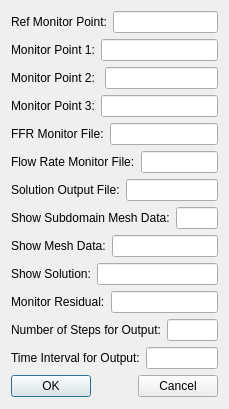
Qt form ArteryTechQtProject/ArteryTechQtProject/QtArteryTechOutputSetupUI.ui (chenfeigen/HBFlowsSrc) before a commit.
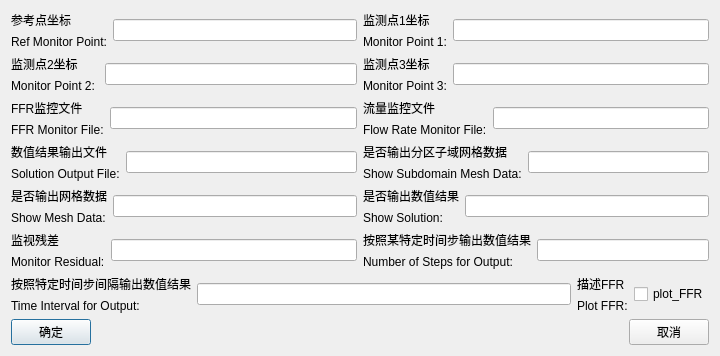
The same form after that commit.

The edit to the form file:
```diff
--- a/ArteryTechQtProject/ArteryTechQtProject/QtArteryTechOutputSetupUI.ui
+++ b/ArteryTechQtProject/ArteryTechQtProject/QtArteryTechOutputSetupUI.ui
@@ -6,25 +6,38 @@
    <rect>
     <x>0</x>
     <y>0</y>
-    <width>229</width>
-    <height>409</height>
+    <width>720</width>
+    <height>339</height>
    </rect>
   </property>
   <property name="windowTitle">
    <string>QtArteryTechOutputSetupUI</string>
   </property>
-  <layout class="QVBoxLayout" name="verticalLayout_2">
+  <layout class="QVBoxLayout" name="verticalLayout_16">
    <item>
-    <layout class="QVBoxLayout" name="verticalLayout">
+    <layout class="QVBoxLayout" name="verticalLayout_15">
+     <item>
+      <layout class="QHBoxLayout" name="horizontalLayout_15">
      <item>
       <layout class="QHBoxLayout" name="horizontalLayout">
        <item>
+          <layout class="QVBoxLayout" name="verticalLayout">
+           <item>
+            <widget class="QLabel" name="label">
+             <property name="text">
+              <string>参考点坐标</string>
+             </property>
+            </widget>
+           </item>
+           <item>
         <widget class="QLabel" name="RefMonitorPointLabel">
          <property name="text">
           <string>Ref Monitor Point:</string>
          </property>
         </widget>
        </item>
+          </layout>
+         </item>
        <item>
         <widget class="QLineEdit" name="RefMonitorPointLineEdit"/>
        </item>
@@ -33,26 +46,52 @@
      <item>
       <layout class="QHBoxLayout" name="horizontalLayout_2">
        <item>
+          <layout class="QVBoxLayout" name="verticalLayout_2">
+           <item>
+            <widget class="QLabel" name="label_2">
+             <property name="text">
+              <string>监测点1坐标</string>
+             </property>
+            </widget>
+           </item>
+           <item>
         <widget class="QLabel" name="MonitorPoint1Label">
          <property name="text">
           <string>Monitor Point 1:</string>
          </property>
         </widget>
        </item>
+          </layout>
+         </item>
        <item>
         <widget class="QLineEdit" name="MonitorPoint1LineEdit"/>
        </item>
       </layout>
      </item>
+      </layout>
+     </item>
+     <item>
+      <layout class="QHBoxLayout" name="horizontalLayout_16">
      <item>
       <layout class="QHBoxLayout" name="horizontalLayout_3">
        <item>
+          <layout class="QVBoxLayout" name="verticalLayout_3">
+           <item>
+            <widget class="QLabel" name="label_3">
+             <property name="text">
+              <string>监测点2坐标</string>
+             </property>
+            </widget>
+           </item>
+           <item>
         <widget class="QLabel" name="MonitorPoint2Label">
          <property name="text">
           <string>Monitor Point 2: </string>
          </property>
         </widget>
        </item>
+          </layout>
+         </item>
        <item>
         <widget class="QLineEdit" name="MonitorPoint2LineEdit"/>
        </item>
@@ -61,26 +100,52 @@
      <item>
       <layout class="QHBoxLayout" name="horizontalLayout_4">
        <item>
+          <layout class="QVBoxLayout" name="verticalLayout_4">
+           <item>
+            <widget class="QLabel" name="label_4">
+             <property name="text">
+              <string>监测点3坐标</string>
+             </property>
+            </widget>
+           </item>
+           <item>
         <widget class="QLabel" name="MonitorPoint3Label">
          <property name="text">
           <string>Monitor Point 3:</string>
          </property>
         </widget>
        </item>
+          </layout>
+         </item>
        <item>
         <widget class="QLineEdit" name="MonitorPoint3LineEdit"/>
        </item>
       </layout>
      </item>
+      </layout>
+     </item>
+     <item>
+      <layout class="QHBoxLayout" name="horizontalLayout_17">
      <item>
       <layout class="QHBoxLayout" name="horizontalLayout_5">
        <item>
+          <layout class="QVBoxLayout" name="verticalLayout_5">
+           <item>
+            <widget class="QLabel" name="label_5">
+             <property name="text">
+              <string>FFR监控文件</string>
+             </property>
+            </widget>
+           </item>
+           <item>
         <widget class="QLabel" name="FFRMonitorFileLabel">
          <property name="text">
           <string>FFR Monitor File:</string>
          </property>
         </widget>
        </item>
+          </layout>
+         </item>
        <item>
         <widget class="QLineEdit" name="FFRMonitorFileLineEdit"/>
        </item>
@@ -89,26 +154,52 @@
      <item>
       <layout class="QHBoxLayout" name="horizontalLayout_6">
        <item>
+          <layout class="QVBoxLayout" name="verticalLayout_6">
+           <item>
+            <widget class="QLabel" name="label_6">
+             <property name="text">
+              <string>流量监控文件</string>
+             </property>
+            </widget>
+           </item>
+           <item>
         <widget class="QLabel" name="FlowRateMonitorFileLabel">
          <property name="text">
           <string>Flow Rate Monitor File:</string>
          </property>
         </widget>
        </item>
+          </layout>
+         </item>
        <item>
         <widget class="QLineEdit" name="FlowRateMonitorFileLineEdit"/>
        </item>
       </layout>
      </item>
+      </layout>
+     </item>
+     <item>
+      <layout class="QHBoxLayout" name="horizontalLayout_18">
      <item>
       <layout class="QHBoxLayout" name="horizontalLayout_7">
        <item>
+          <layout class="QVBoxLayout" name="verticalLayout_7">
+           <item>
+            <widget class="QLabel" name="label_7">
+             <property name="text">
+              <string>数值结果输出文件</string>
+             </property>
+            </widget>
+           </item>
+           <item>
         <widget class="QLabel" name="SolutionOutputFileLabel">
          <property name="text">
           <string>Solution Output File:</string>
          </property>
         </widget>
        </item>
+          </layout>
+         </item>
        <item>
         <widget class="QLineEdit" name="SolutionOutputFileLineEdit"/>
        </item>
@@ -117,26 +208,52 @@
      <item>
       <layout class="QHBoxLayout" name="horizontalLayout_8">
        <item>
+          <layout class="QVBoxLayout" name="verticalLayout_8">
+           <item>
+            <widget class="QLabel" name="label_8">
+             <property name="text">
+              <string>是否输出分区子域网格数据</string>
+             </property>
+            </widget>
+           </item>
+           <item>
         <widget class="QLabel" name="ShowSubdomainMeshDataLabel">
          <property name="text">
           <string>Show Subdomain Mesh Data:</string>
          </property>
         </widget>
        </item>
+          </layout>
+         </item>
        <item>
         <widget class="QLineEdit" name="ShowSubdomainMeshDataLineEdit"/>
        </item>
       </layout>
      </item>
+      </layout>
+     </item>
+     <item>
+      <layout class="QHBoxLayout" name="horizontalLayout_19">
      <item>
       <layout class="QHBoxLayout" name="horizontalLayout_9">
        <item>
+          <layout class="QVBoxLayout" name="verticalLayout_9">
+           <item>
+            <widget class="QLabel" name="label_9">
+             <property name="text">
+              <string>是否输出网格数据</string>
+             </property>
+            </widget>
+           </item>
+           <item>
         <widget class="QLabel" name="ShowMeshDataLabel">
          <property name="text">
           <string>Show Mesh Data:</string>
          </property>
         </widget>
        </item>
+          </layout>
+         </item>
        <item>
         <widget class="QLineEdit" name="ShowMeshDataLineEdit"/>
        </item>
@@ -145,26 +262,52 @@
      <item>
       <layout class="QHBoxLayout" name="horizontalLayout_10">
        <item>
+          <layout class="QVBoxLayout" name="verticalLayout_10">
+           <item>
+            <widget class="QLabel" name="label_10">
+             <property name="text">
+              <string>是否输出数值结果</string>
+             </property>
+            </widget>
+           </item>
+           <item>
         <widget class="QLabel" name="ShowSolutionLabel">
          <property name="text">
           <string>Show Solution:</string>
          </property>
         </widget>
        </item>
+          </layout>
+         </item>
        <item>
         <widget class="QLineEdit" name="ShowSolutionLineEdit"/>
        </item>
       </layout>
      </item>
+      </layout>
+     </item>
+     <item>
+      <layout class="QHBoxLayout" name="horizontalLayout_20">
      <item>
       <layout class="QHBoxLayout" name="horizontalLayout_11">
        <item>
+          <layout class="QVBoxLayout" name="verticalLayout_11">
+           <item>
+            <widget class="QLabel" name="label_11">
+             <property name="text">
+              <string>监视残差</string>
+             </property>
+            </widget>
+           </item>
+           <item>
         <widget class="QLabel" name="MonitorResidualLabel">
          <property name="text">
           <string>Monitor Residual:</string>
          </property>
         </widget>
        </item>
+          </layout>
+         </item>
        <item>
         <widget class="QLineEdit" name="MonitorResidualLineEdit"/>
        </item>
@@ -173,37 +316,94 @@
      <item>
       <layout class="QHBoxLayout" name="horizontalLayout_12">
        <item>
+          <layout class="QVBoxLayout" name="verticalLayout_12">
+           <item>
+            <widget class="QLabel" name="label_12">
+             <property name="text">
+              <string>按照某特定时间步输出数值结果</string>
+             </property>
+            </widget>
+           </item>
+           <item>
         <widget class="QLabel" name="NumberOfStepsForOutputLabel">
          <property name="text">
           <string>Number of Steps for Output:</string>
          </property>
         </widget>
        </item>
+          </layout>
+         </item>
        <item>
         <widget class="QLineEdit" name="NumberOfStepsForOutputLineEdit"/>
        </item>
       </layout>
      </item>
+      </layout>
+     </item>
+     <item>
+      <layout class="QHBoxLayout" name="horizontalLayout_22">
      <item>
       <layout class="QHBoxLayout" name="horizontalLayout_13">
        <item>
+          <layout class="QVBoxLayout" name="verticalLayout_13">
+           <item>
+            <widget class="QLabel" name="label_13">
+             <property name="text">
+              <string>按照特定时间步间隔输出数值结果</string>
+             </property>
+            </widget>
+           </item>
+           <item>
         <widget class="QLabel" name="TimeIntervalForOutputLabel">
          <property name="text">
           <string>Time Interval for Output:</string>
          </property>
         </widget>
        </item>
+          </layout>
+         </item>
        <item>
         <widget class="QLineEdit" name="TimeIntervalForOutputLineEdit"/>
        </item>
       </layout>
      </item>
      <item>
+        <layout class="QHBoxLayout" name="horizontalLayout_21">
+         <item>
+          <layout class="QVBoxLayout" name="verticalLayout_14">
+           <item>
+            <widget class="QLabel" name="label_14">
+             <property name="text">
+              <string>描述FFR</string>
+             </property>
+            </widget>
+           </item>
+           <item>
+            <widget class="QLabel" name="PlotFFRLabel">
+             <property name="text">
+              <string>Plot FFR:</string>
+             </property>
+            </widget>
+           </item>
+          </layout>
+         </item>
+         <item>
+          <widget class="QCheckBox" name="PlotFFRCheckBox">
+           <property name="text">
+            <string>plot_FFR</string>
+           </property>
+          </widget>
+         </item>
+        </layout>
+       </item>
+      </layout>
+     </item>
+     <item>
       <layout class="QHBoxLayout" name="horizontalLayout_14">
        <item>
         <widget class="QPushButton" name="OkPushButton">
          <property name="text">
-          <string>OK</string>
+          <string>确定</string>
          </property>
         </widget>
        </item>
@@ -223,7 +423,7 @@
        <item>
         <widget class="QPushButton" name="CancelPushButton">
          <property name="text">
-          <string>Cancel</string>
+          <string>取消</string>
          </property>
         </widget>
        </item>
```
Lines whose indentation alone changed are shown as unchanged.
